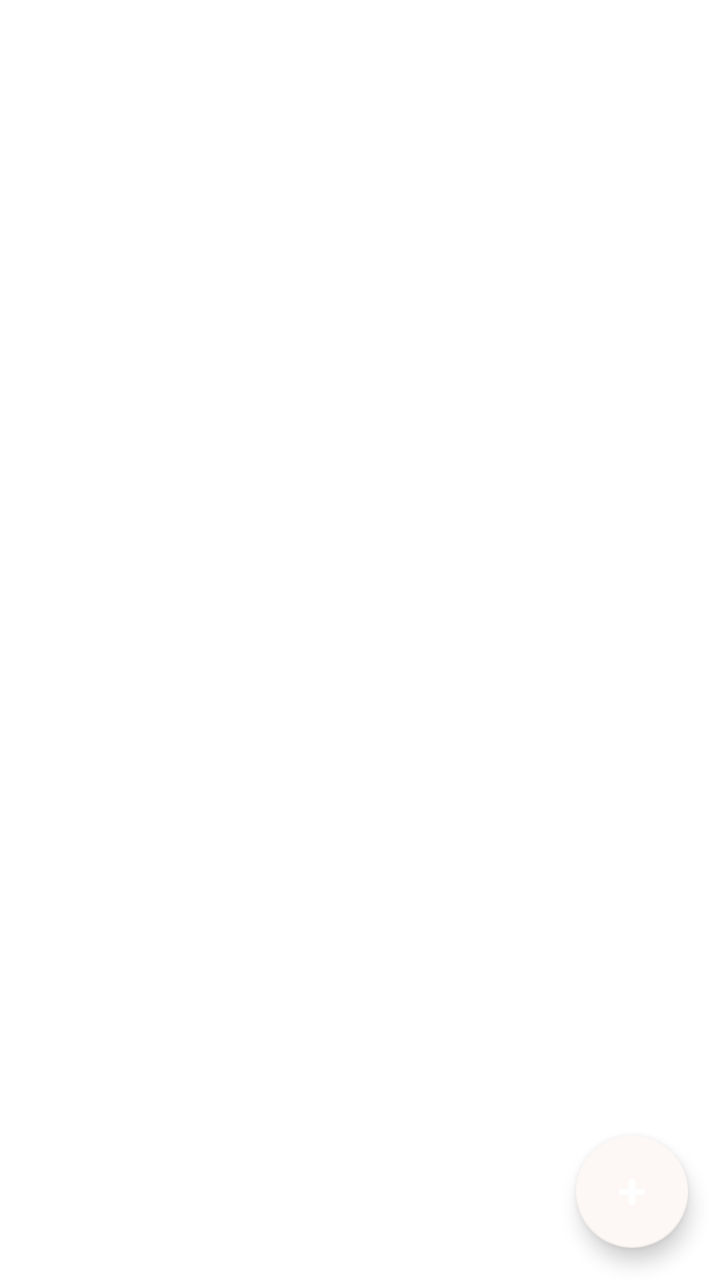
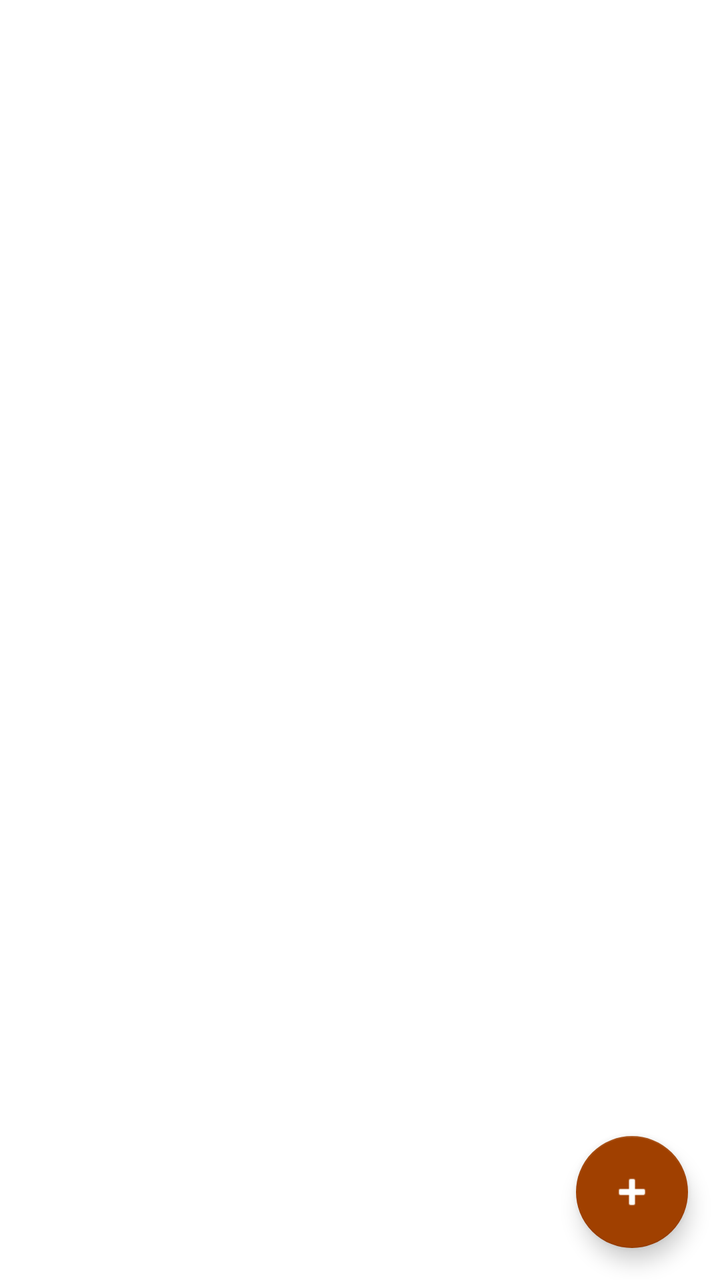

Two renders of the same Android screen: before a commit and after it. Below are the layout's source before the change and the commit's diff.
<!-- AndroidManifest.xml: application theme Theme.Sistema_Restaurante -->
<!-- res/layout/activity_table_list.xml -->
<?xml version="1.0" encoding="utf-8"?>
<androidx.coordinatorlayout.widget.CoordinatorLayout xmlns:android="http://schemas.android.com/apk/res/android"
    xmlns:app="http://schemas.android.com/apk/res-auto"
    android:layout_width="match_parent"
    android:layout_height="match_parent">

    <LinearLayout
        android:layout_width="match_parent"
        android:layout_height="match_parent"
        android:orientation="vertical">

       

        <androidx.recyclerview.widget.RecyclerView
            android:id="@+id/rvTablesManage"
            android:layout_width="match_parent"
            android:layout_height="match_parent"
            android:padding="8dp" />
    </LinearLayout>

    <com.google.android.material.floatingactionbutton.FloatingActionButton
        android:id="@+id/fabAddTable"
        android:layout_width="wrap_content"
        android:layout_height="wrap_content"
        android:layout_gravity="bottom|end"
        android:layout_margin="16dp"
        android:src="@android:drawable/ic_input_add"
        app:tint="@android:color/white" />

</androidx.coordinatorlayout.widget.CoordinatorLayout>
<!-- resources referenced by this layout -->
<resources>
  <style name="Theme.Sistema_Restaurante" parent="Theme.MaterialComponents.Light.NoActionBar">
          
          <item name="colorPrimary">#A04000</item>
          <item name="colorPrimaryVariant">#7E3200</item>
          <item name="colorOnPrimary">@color/white</item>
          
          <item name="colorSecondary">#FDF8F5</item>
          <item name="colorSecondaryVariant">#F5EBE0</item>
          <item name="colorOnSecondary">@color/black</item>
          
          <item name="android:statusBarColor">#FDF8F5</item>
          <item name="android:windowLightStatusBar">true</item>
          
      </style>
  <color name="white">#FFFFFFFF</color>
  <color name="black">#FF000000</color>
</resources>

<!-- the commit's change to res/layout/activity_table_list.xml (unified diff, before → after) -->
@@ -8,8 +8,6 @@
         android:layout_width="match_parent"
         android:layout_height="match_parent"
         android:orientation="vertical">
-
-       
 
         <androidx.recyclerview.widget.RecyclerView
             android:id="@+id/rvTablesManage"
@@ -25,6 +23,7 @@
         android:layout_gravity="bottom|end"
         android:layout_margin="16dp"
         android:src="@android:drawable/ic_input_add"
+        app:backgroundTint="?attr/colorPrimary"
         app:tint="@android:color/white" />
 
 </androidx.coordinatorlayout.widget.CoordinatorLayout>
